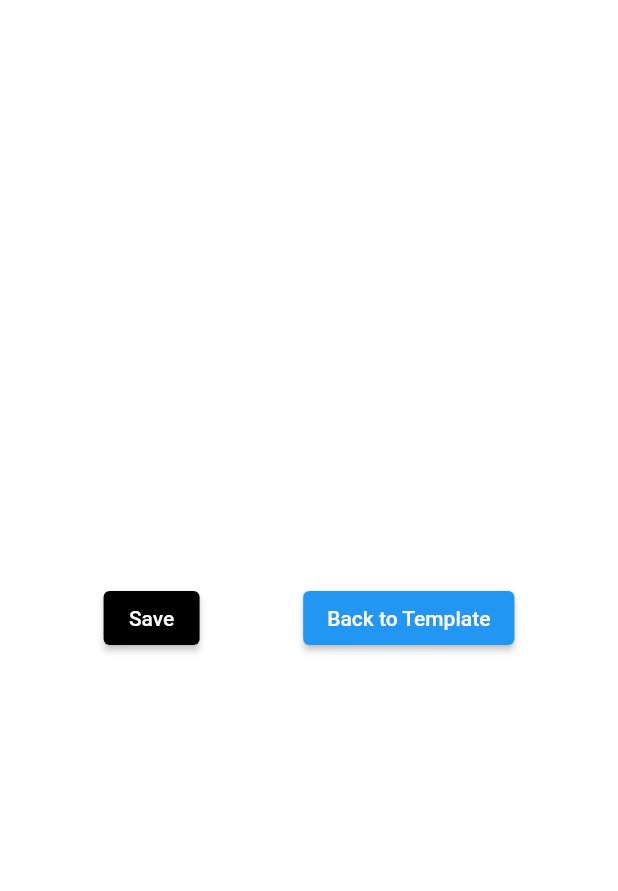
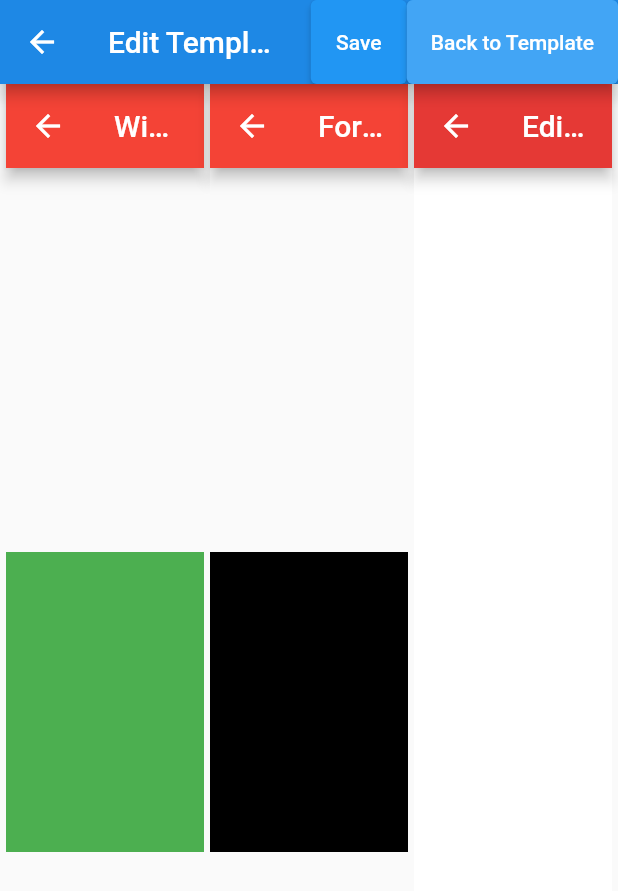
Before and after one commit to bohuie/webforms, a Flutter app: the CreateButton widget shown alone on an empty page, opened directly, after a tap on "Create a new Template", on a phone screen of 412 x 824 dp. Shown: the top 891 px of the screen. Run offline on Flutter 3.47's test engine with Material 2 defaults, Android fonts, the phone set to English and light mode, and no system bars.

Commit message:
update mangeTemplate

```diff
--- a/webforms/lib/manageTemplate/TemplatePage.dart
+++ b/webforms/lib/manageTemplate/TemplatePage.dart
@@ -29,7 +29,7 @@ class CreateButton extends StatelessWidget {
     );
   }
     void navigate(BuildContext context) {
-    Navigator.of(context).pushReplacement(MaterialPageRoute(builder: (context) => createTemplates()));
+    Navigator.of(context).pushReplacement(MaterialPageRoute(builder: (context) => createTemplatePage()));
   }
 }
 
@@ -79,7 +79,7 @@ class TemplateTable extends StatelessWidget {
     );
   }
   void navigateEdit(BuildContext context) {
-    Navigator.of(context).pushReplacement(MaterialPageRoute(builder: (context) => editTemplate()));
+    Navigator.of(context).pushReplacement(MaterialPageRoute(builder: (context) => editTemplatePage()));
   }
   void navigateView(BuildContext context) {
     Navigator.of(context).pushReplacement(MaterialPageRoute(builder: (context) => viewTemplate()));
--- a/webforms/lib/manageTemplate/createTemplates.dart
+++ b/webforms/lib/manageTemplate/createTemplates.dart
@@ -1,46 +1,115 @@
 import 'package:flutter/material.dart';
 import 'package:webforms/loggedinhome.dart';
 import 'TemplatePage.dart';
+import 'package:flutter/rendering.dart';
 
-void main() => runApp(const createTemplates());
+class createTemplatePage extends StatefulWidget {
+  const createTemplatePage({super.key});
 
-class createTemplates extends StatelessWidget {
-  const createTemplates({Key? key}) : super(key: key);
+  @override
+  State<createTemplatePage> createState() => _MyWidgetState();
+}
 
-  static const String _title = 'Form template';
+class _MyWidgetState extends State<createTemplatePage> {
+  @override
+  Widget build(BuildContext context) {
+    return Scaffold(
+      appBar: AppBar(
+        title: Text('Edit Template'), backgroundColor: Colors.blue[600],
+        actions: <Widget>[
+        ElevatedButton(child: Text('Save'), onPressed: () {}, style: ElevatedButton.styleFrom(primary: Colors.blue[500])),
+        ElevatedButton(child: Text('Back to Template'), onPressed: () {navigate(context);}, style: ElevatedButton.styleFrom(primary: Colors.blue[400])),
+        ]
+      ),
+      body: new Row(
+        children: [
+          Padding(padding: EdgeInsets.all(2.0)),
+          Expanded(child: leftColumn()),
+          Padding(padding: EdgeInsets.all(2.0)),
+          Expanded(child: middleColumn()),
+          Padding(padding: EdgeInsets.all(2.0)),
+          Expanded(child: rightColumn()),
+          Padding(padding: EdgeInsets.all(2.0)),
+        ]
+      )
+    );
+  }
+  void navigate(BuildContext context) {
+     Navigator.of(context).pushReplacement(MaterialPageRoute(builder: (context) => LoggedInPage(1)));
+   }
+}
+
+class leftColumn extends StatelessWidget {
+  const leftColumn({super.key});
 
   @override
   Widget build(BuildContext context) {
-    return const MaterialApp(
-      debugShowCheckedModeBanner: false,
-      title: _title,
-      home: MyStatefulWidget(),
+    return Scaffold(
+      appBar: AppBar(
+        title: Text('Widgets'), backgroundColor: Colors.red[500],
+      ),
+      body:  Center(
+        child: Draggable<Color>(
+          data: Colors.green,
+          child: Container(color: Colors.green, width: 200, height: 200,),
+          feedback: Container(color: Colors.yellow, width: 200, height: 200,),
+          childWhenDragging: Container(color: Colors.green, width: 200, height: 200,),
+        )
+      )
     );
   }
 }
 
 
-class MyStatefulWidget extends StatefulWidget {
-  const MyStatefulWidget({Key? key}) : super(key: key);
+
+class middleColumn extends StatefulWidget {
+  const middleColumn({super.key});
 
   @override
-  State<MyStatefulWidget> createState() => _MyStatefulWidgetState();
+  State<StatefulWidget> createState() => _middleColumnState();
 }
 
-class _MyStatefulWidgetState extends State<MyStatefulWidget> {
-  int _count = 0;
+
+class _middleColumnState extends State<middleColumn>{
+  Color color = Colors.black;
+  @override
+  Widget build(BuildContext context) {
+    return Scaffold(
+      appBar: AppBar(
+        title: Text('Form Name'), backgroundColor: Colors.red[500],
+      ),
+      body: Center(
+        child: Column(
+          mainAxisAlignment: MainAxisAlignment.spaceAround,
+          children: [
+          DragTarget<Color>(
+            onWillAccept: (data) => true,
+            onAccept: (data) => setState(() {
+            color = data;
+            }),
+            builder: (context, candidateData, rejectedData) {
+              return Container(
+              color: color,
+              width: 200,
+              height:200,
+            );}),
+        ],
+      ),
+    )
+    );
+  }
+}
+
+class rightColumn extends StatelessWidget {
+  const rightColumn({super.key});
 
   @override
   Widget build(BuildContext context) {
-    return Row(
-      mainAxisAlignment: MainAxisAlignment.spaceEvenly,
-      children: [
-        ElevatedButton(child: Text('Save'), onPressed: () {}, style: ElevatedButton.styleFrom(primary: Colors.black)),
-        ElevatedButton(child: Text('Back to Template'), onPressed: () {navigate(context);}, style: ElevatedButton.styleFrom(primary: Colors.blue))
-      ],
-    );
-  }
-  void navigate(BuildContext context) {
-    Navigator.of(context).pushReplacement(MaterialPageRoute(builder: (context) => LoggedInPage(1)));
+    return Scaffold(
+      appBar: AppBar(
+        title: Text('Edit Widgets'), backgroundColor: Colors.red[600],
+      ),
+      body: Container(color: Colors.white,)
+      );
   }
 }
--- a/webforms/pubspec.yaml
+++ b/webforms/pubspec.yaml
@@ -29,6 +29,7 @@ environment:
 dependencies:
   flutter:
     sdk: flutter
+
 
 
   # The following adds the Cupertino Icons font to your application.
```
Also changed, not shown: webforms/lib/manageTemplate/editTemplate.dart (+104 -11 lines).
